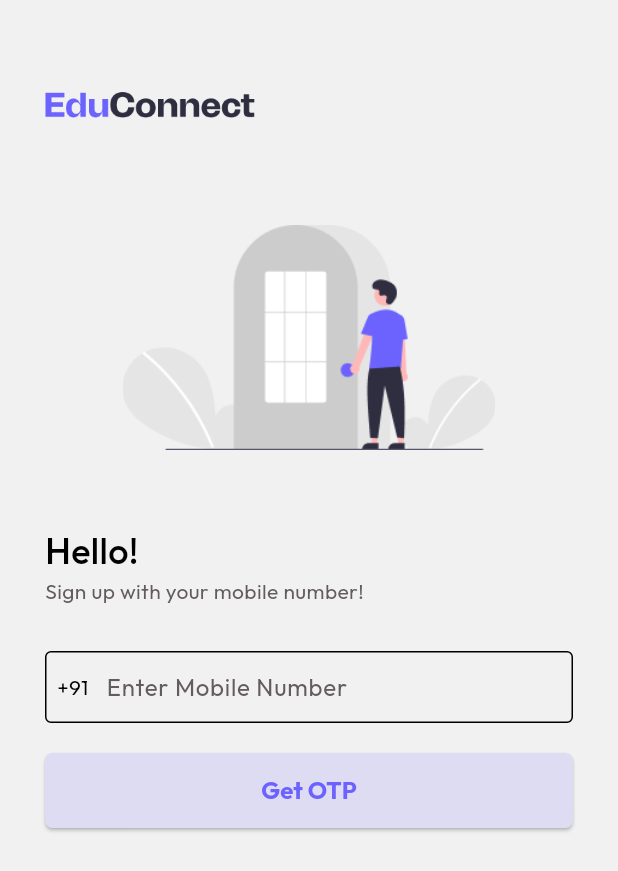
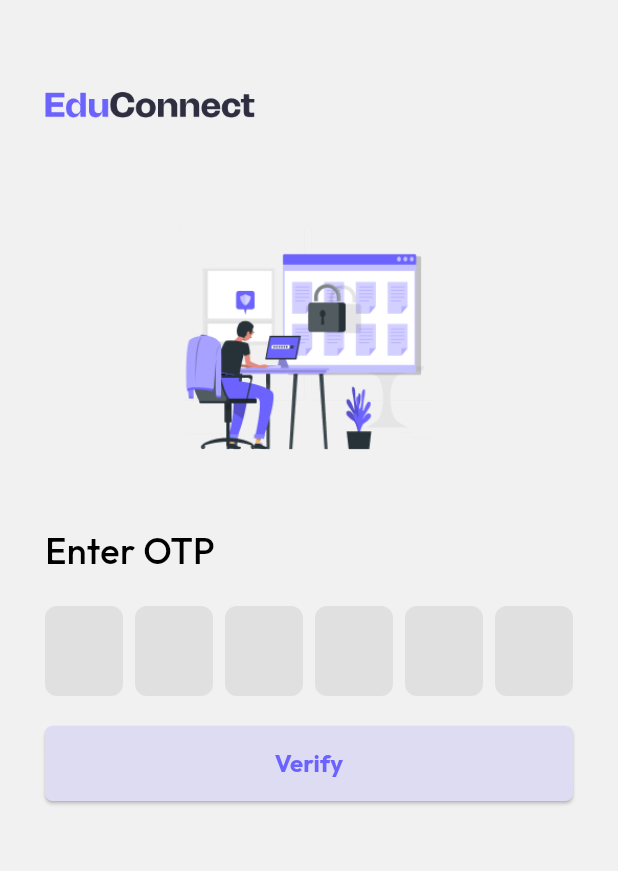
Before and after one commit to shivamsharma-1996/EduManage-Flutter, a Flutter app: the screen it shows after launch, on a phone screen of 412 x 824 dp. Shown: the top 871 px of the screen. Run offline on Flutter 3.47's test engine with Material 3 defaults, Android fonts, the phone set to English and light mode, and no system bars; drawn by our look-alikes of pinput.

Commit message:
OTP UI complete

```diff
--- a/lib/main.dart
+++ b/lib/main.dart
@@ -1,4 +1,5 @@
 import 'package:edu_manage/pages/login/login_page.dart';
+import 'package:edu_manage/pages/otp/otp_page.dart';
 import 'package:edu_manage/themes/light_theme.dart';
 import 'package:flutter/material.dart';
 
@@ -15,6 +16,6 @@ class MyApp extends StatelessWidget {
         debugShowCheckedModeBanner: false,
         title: 'Flutter Demo',
         theme: lightMode,
-        home: const LoginPage());
+        home: const OtpPage());
   }
 }
--- /dev/null
+++ b/lib/pages/otp/otp_page.dart
@@ -0,0 +1,105 @@
+import 'package:edu_manage/components/custom_button.dart';
+import 'package:edu_manage/themes/color_theme.dart';
+import 'package:flutter/material.dart';
+import 'package:pinput/pinput.dart';
+
+class OtpPage extends StatelessWidget {
+  const OtpPage({super.key});
+
+  @override
+  Widget build(BuildContext context) {
+    const borderColor = ThemeColor.primary;
+    const errorColor = Color.fromRGBO(255, 234, 238, 1);
+    const fillColor = ThemeColor.grey_300;
+    final defaultPinTheme = PinTheme(
+      width: 56,
+      height: 60,
+      textStyle: const TextStyle(
+          fontSize: 20,
+          color: const Color.fromRGBO(30, 60, 87, 1),
+          fontWeight: FontWeight.w600),
+      decoration: BoxDecoration(
+        color: fillColor,
+        border: Border.all(color: ThemeColor.grey_300),
+        borderRadius: BorderRadius.circular(8),
+      ),
+    );
+
+    final focusedPinTheme = defaultPinTheme.copyDecorationWith(
+      border: Border.all(color: borderColor),
+      borderRadius: BorderRadius.circular(8),
+    );
+
+    final submittedPinTheme = defaultPinTheme.copyWith(
+      decoration: defaultPinTheme.decoration?.copyWith(
+        color: const Color.fromRGBO(234, 239, 243, 1),
+      ),
+    );
+    final errorPinTheme = defaultPinTheme.copyWith(
+      decoration: BoxDecoration(
+        color: errorColor,
+        borderRadius: BorderRadius.circular(8),
+      ),
+    );
+    return SafeArea(
+      child: Scaffold(
+          resizeToAvoidBottomInset: true,
+          backgroundColor: ThemeColor.background,
+          body: SingleChildScrollView(
+            child: Padding(
+              padding: const EdgeInsets.symmetric(horizontal: 30, vertical: 50),
+              child: Column(
+                crossAxisAlignment: CrossAxisAlignment.start,
+                children: [
+                  Image.asset(
+                    "assets/images/educonnect.png",
+                    width: 140,
+                    height: 40,
+                  ),
+                  const SizedBox(height: 60),
+                  Image.asset(
+                    "assets/images/otp.png",
+                    width: double.infinity,
+                    height: 150,
+                  ),
+                  const SizedBox(
+                    height: 50,
+                  ),
+                  const Text(
+                    'Enter OTP',
+                    style: TextStyle(
+                        color: Colors.black,
+                        fontSize: 24,
+                        fontWeight: FontWeight.w500),
+                  ),
+                  const SizedBox(
+                    height: 20,
+                  ),
+                  Pinput(
+                    defaultPinTheme: defaultPinTheme,
+                    focusedPinTheme: focusedPinTheme,
+                    submittedPinTheme: submittedPinTheme,
+                    validator: (s) {
+                      return s == '2222' ? null : 'Incorrect OTP';
+                    },
+                    length: 6,
+                    pinputAutovalidateMode: PinputAutovalidateMode.onSubmit,
+                    showCursor: true,
+                    onCompleted: (pin) => {
+
+                    },
+                  ),
+                  const SizedBox(height: 20),
+                  CustomButton(
+                    text: "Verify",
+                    textColor: ThemeColor.primary,
+                    btnBackground: ThemeColor.alphaPrimary,
+                    onPressed: () {},
+                  ),
+                ],
+              ),
+            ),
+          )),
+    );
+  }
+}
--- a/pubspec.yaml
+++ b/pubspec.yaml
@@ -36,6 +36,7 @@ dependencies:
   # The following adds the Cupertino Icons font to your application.
   # Use with the CupertinoIcons class for iOS style icons.
   cupertino_icons: ^1.0.6
+  pinput: ^4.0.0
 
 dev_dependencies:
   flutter_test:
```
Also changed, not shown: assets/images/otp.png (added), pubspec.lock, 2 other files.
